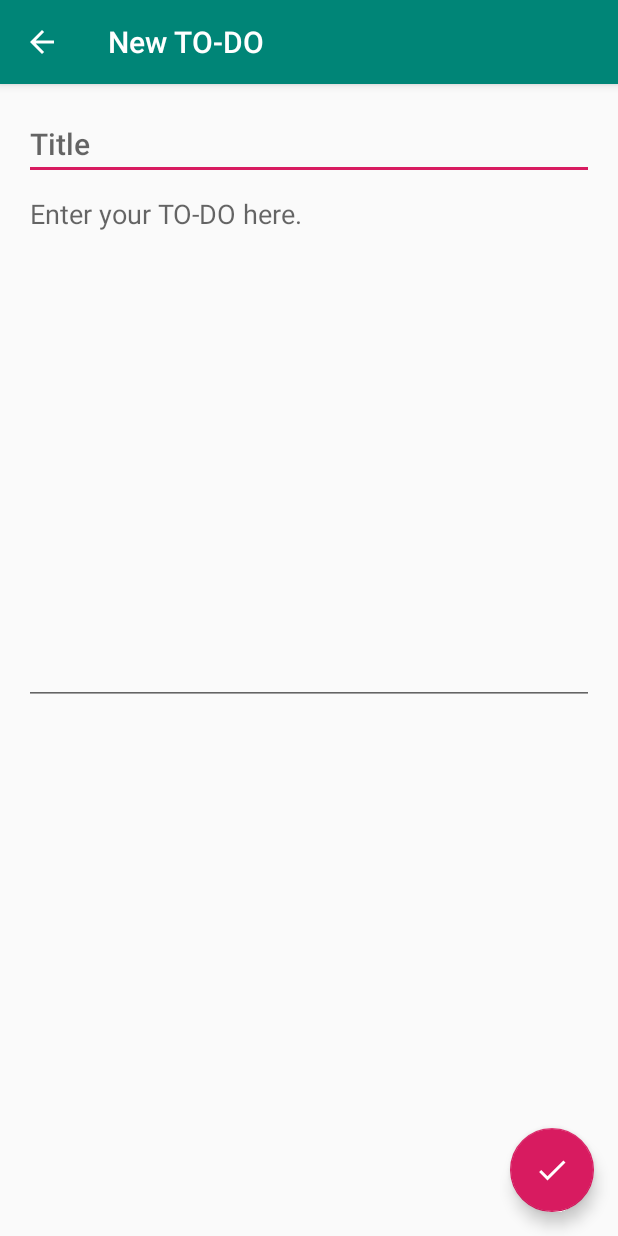
After one commit to blueskygroup007/MyMvpTodoX, an Android app: the AddEditTaskFragment screen opened directly, with no data from a screen before it, on a phone screen of 412 x 824 dp. The commit adds this screen. Run offline under Robolectric (Android 15) with nearby library versions, the phone set to English and light mode, and no system bars; our stand-ins replace Room's generated code.

Commit message:
The AddEditTaskActivity is finished.

```diff
--- a/app/src/main/AndroidManifest.xml
+++ b/app/src/main/AndroidManifest.xml
@@ -13,7 +13,7 @@
         <activity
             android:name=".taskslist.TaskListActivity"
             android:label="@string/app_name"
-            android:theme="@style/MyTheme">
+            >
             <intent-filter>
                 <action android:name="android.intent.action.MAIN" />
 
--- a/app/src/main/java/com/bluesky/mymvptodox/addedittask/AddEditTaskActivity.java
+++ b/app/src/main/java/com/bluesky/mymvptodox/addedittask/AddEditTaskActivity.java
@@ -1,6 +1,16 @@
 package com.bluesky.mymvptodox.addedittask;
 
+import android.os.Bundle;
+
+import com.bluesky.mymvptodox.R;
+import com.bluesky.mymvptodox.util.ActivityUtils;
+import com.bluesky.mymvptodox.util.Injection;
+
+import androidx.annotation.NonNull;
+import androidx.annotation.Nullable;
+import androidx.appcompat.app.ActionBar;
 import androidx.appcompat.app.AppCompatActivity;
+import androidx.appcompat.widget.Toolbar;
 
 /**
  * @author BlueSky
@@ -8,8 +18,77 @@ import androidx.appcompat.app.AppCompatActivity;
  * Description:
  */
 public class AddEditTaskActivity extends AppCompatActivity {
+    /**
+     * 常量,TaskListPresenter中用到
+     */
     public static final int REQUEST_ADD_TASK = 1;
     public static final String SHOULD_LOAD_DATA_FROM_REPO_KEY = "SHOULD_LOAD_DATA_FROM_REPO_KEY";
 
-    //todo 只写了两个常量,TaskListPresenter中用到
+    //TODO ----------当前进度
+
+    private AddEditTaskPresenter mAddEditTaskPresenter;
+    private ActionBar mActionBar;
+
+    @Override
+    protected void onCreate(@Nullable Bundle savedInstanceState) {
+        super.onCreate(savedInstanceState);
+        setContentView(R.layout.act_addtask);
+
+        //toolbar
+        Toolbar toolbar = findViewById(R.id.toolbar);
+        setSupportActionBar(toolbar);
+        mActionBar = getSupportActionBar();
+        //todo 这俩是一对儿,显示图标,并且能返回
+        mActionBar.setDisplayHomeAsUpEnabled(true);
+        mActionBar.setDisplayShowHomeEnabled(true);
+
+        AddEditTaskFragment addEditTaskFragment = (AddEditTaskFragment) getSupportFragmentManager().findFragmentById(R.id.contentFrame);
+        String taskId = getIntent().getStringExtra(AddEditTaskFragment.ARGUMENT_EDIT_TASK_ID);
+
+        setToolbarTitle(taskId);
+        //如果上面的方法没能创建fragment
+        if (addEditTaskFragment == null) {
+            addEditTaskFragment = AddEditTaskFragment.newInstance();
+            if (getIntent().hasExtra(AddEditTaskFragment.ARGUMENT_EDIT_TASK_ID)) {
+                Bundle bundle = new Bundle();
+                bundle.putString(AddEditTaskFragment.ARGUMENT_EDIT_TASK_ID, taskId);
+                addEditTaskFragment.setArguments(bundle);
+            }
+            ActivityUtils.addFragmentToActivity(getSupportFragmentManager(),
+                    addEditTaskFragment, R.id.contentFrame);
+        }
+
+        //todo activity新创建时,注明需要从仓库取数据
+        boolean shouldLoadDataFromRepo = true;
+
+        if (savedInstanceState != null) {
+            shouldLoadDataFromRepo = savedInstanceState.getBoolean(SHOULD_LOAD_DATA_FROM_REPO_KEY);
+        }
+
+        //生成P主持者,导演
+        mAddEditTaskPresenter = new AddEditTaskPresenter(taskId,
+                Injection.provideTasksRepository(getApplicationContext()),
+                addEditTaskFragment,
+                shouldLoadDataFromRepo);
+    }
+
+    private void setToolbarTitle(String taskId) {
+        if (taskId == null) {
+            mActionBar.setTitle("New TO-DO");
+        } else {
+            mActionBar.setTitle("Edit TO-DO");
+        }
+    }
+
+    @Override
+    protected void onSaveInstanceState(@NonNull Bundle outState) {
+        outState.putBoolean(SHOULD_LOAD_DATA_FROM_REPO_KEY, mAddEditTaskPresenter.isDataMissing());
+        super.onSaveInstanceState(outState);
+    }
+
+    @Override
+    public boolean onSupportNavigateUp() {
+        onBackPressed();
+        return true;
+    }
 }
--- /dev/null
+++ b/app/src/main/java/com/bluesky/mymvptodox/addedittask/AddEditTaskContract.java
@@ -0,0 +1,35 @@
+package com.bluesky.mymvptodox.addedittask;
+
+import com.bluesky.mymvptodox.BasePresenter;
+import com.bluesky.mymvptodox.BaseView;
+
+/**
+ * @author BlueSky
+ * @date 2019/4/3
+ * Description:
+ */
+public interface AddEditTaskContract {
+
+    interface View extends BaseView<Presenter> {
+        void showEmptyTaskError();
+
+        void showTasksList();
+
+        void setTitle(String title);
+
+        void setDescription(String description);
+
+        boolean isActive();
+    }
+
+    interface Presenter extends BasePresenter {
+        void saveTask(String title, String description);
+
+        /**
+         * 填充task
+         */
+        void populateTask();
+
+        boolean isDataMissing();
+    }
+}
--- /dev/null
+++ b/app/src/main/java/com/bluesky/mymvptodox/addedittask/AddEditTaskFragment.java
@@ -0,0 +1,109 @@
+package com.bluesky.mymvptodox.addedittask;
+
+import android.app.Activity;
+import android.os.Bundle;
+import android.view.LayoutInflater;
+import android.view.View;
+import android.view.ViewGroup;
+import android.widget.EditText;
+
+import com.bluesky.mymvptodox.R;
+import com.google.android.material.floatingactionbutton.FloatingActionButton;
+import com.google.android.material.snackbar.Snackbar;
+
+import androidx.annotation.NonNull;
+import androidx.annotation.Nullable;
+import androidx.fragment.app.Fragment;
+
+import static androidx.core.util.Preconditions.checkNotNull;
+
+/**
+ * @author BlueSky
+ * @date 2019/4/3
+ * Description:
+ */
+public class AddEditTaskFragment extends Fragment implements AddEditTaskContract.View {
+
+    public static final String ARGUMENT_EDIT_TASK_ID = "EDIT_TASK_ID";
+    private AddEditTaskContract.Presenter mPresenter;
+    private EditText mTitle;
+    private EditText mDescription;
+
+    //Todo 永远不要忘记fragment必须有一个默认的构造函数
+
+
+    public AddEditTaskFragment() {
+    }
+
+    public static AddEditTaskFragment newInstance() {
+        return new AddEditTaskFragment();
+    }
+
+    @Nullable
+    @Override
+    public View onCreateView(@NonNull LayoutInflater inflater, @Nullable ViewGroup container, @Nullable Bundle savedInstanceState) {
+        View root = inflater.inflate(R.layout.frag_addtask, container, false);
+        mTitle = root.findViewById(R.id.et_add_task_title);
+        mDescription = root.findViewById(R.id.et_add_task_description);
+        setHasOptionsMenu(true);
+        return root;
+    }
+
+    @Override
+    public void onActivityCreated(@Nullable Bundle savedInstanceState) {
+        super.onActivityCreated(savedInstanceState);
+
+        FloatingActionButton fab = getActivity().findViewById(R.id.fab_edit_task_done);
+        fab.setImageResource(R.drawable.ic_done);
+        fab.setOnClickListener(new View.OnClickListener() {
+            @Override
+            public void onClick(View v) {
+                mPresenter.saveTask(mTitle.getText().toString(), mDescription.getText().toString());
+            }
+        });
+    }
+
+    @Override
+    public void onResume() {
+        super.onResume();
+        mPresenter.start();
+    }
+
+    @Override
+    public void showEmptyTaskError() {
+        //Todo 第一个参数用来找父控件
+        Snackbar.make(mTitle, getString(R.string.empty_task_message), Snackbar.LENGTH_LONG).show();
+    }
+
+
+    /**
+     * 返回主列表页面
+     */
+    @Override
+    public void showTasksList() {
+        //todo getActivity()方法的使用
+        getActivity().setResult(Activity.RESULT_OK);
+        getActivity().finish();
+
+    }
+
+    @Override
+    public void setTitle(String title) {
+        mTitle.setText(title);
+    }
+
+    @Override
+    public void setDescription(String description) {
+        mDescription.setText(description);
+    }
+
+    @Override
+    public boolean isActive() {
+        return isAdded();
+    }
+
+    @Override
+    public void setPresenter(AddEditTaskContract.Presenter presenter) {
+        mPresenter = checkNotNull(presenter);
+    }
+}
--- /dev/null
+++ b/app/src/main/java/com/bluesky/mymvptodox/addedittask/AddEditTaskPresenter.java
@@ -0,0 +1,110 @@
+package com.bluesky.mymvptodox.addedittask;
+
+import com.bluesky.mymvptodox.data.Task;
+import com.bluesky.mymvptodox.data.source.TasksDataSource;
+
+import static androidx.core.util.Preconditions.checkNotNull;
+
+/**
+ * @author BlueSky
+ * @date 2019/4/3
+ * Description: 监听用户UI操作,检索数据并更新UI
+ */
+public class AddEditTaskPresenter implements AddEditTaskContract.Presenter, TasksDataSource.GetTaskCallback {
+
+    private final TasksDataSource mTasksRepository;
+    private final AddEditTaskContract.View mAddTaskView;
+    private String mTaskId;
+    private boolean mIsDataMissing;
+
+
+    /**
+     * 创建一个适用于add和edit的P
+     *
+     * @param taskId                 task的id,null为新建
+     * @param tasksRepository        以接口引用的tasks仓库(仓库实现了该接口,并用到了local和remote)
+     * @param addTaskView            V
+     * @param shouldLoadDataFromRepo 是否需要取仓库取数据
+     */
+    public AddEditTaskPresenter(String taskId, TasksDataSource tasksRepository,
+                                AddEditTaskContract.View addTaskView, boolean shouldLoadDataFromRepo) {
+        mTasksRepository = checkNotNull(tasksRepository);
+        mAddTaskView = checkNotNull(addTaskView);
+        mTaskId = taskId;
+        //todo 看看到底是谁传进来的这个参数(是否需要取数据),因为onResume时还要用这个参数
+        mIsDataMissing = shouldLoadDataFromRepo;
+
+        mAddTaskView.setPresenter(this);
+    }
+
+    @Override
+    public void saveTask(String title, String description) {
+        if (isNewTask()) {
+            createTask(title, description);
+        } else {
+            updateTask(title, description);
+        }
+    }
+
+    private void updateTask(String title, String description) {
+        if (isNewTask()) {
+            throw new RuntimeException("updateTask() was called but task is new.");
+        }
+        mTasksRepository.saveTask(new Task(title, description));
+        mAddTaskView.showTasksList();
+    }
+
+    private void createTask(String title, String description) {
+        Task newTask = new Task(title, description);
+        if (newTask.isEmpty()) {
+            mAddTaskView.showEmptyTaskError();
+        } else {
+            mTasksRepository.saveTask(newTask);
+            mAddTaskView.showTasksList();
+        }
+    }
+
+    /**
+     * populate--填充
+     */
+    @Override
+    public void populateTask() {
+        if (isNewTask()) {
+            throw new RuntimeException("populateTask() was called but task is new.");
+        }
+        mTasksRepository.getTask(mTaskId, this);
+    }
+
+    @Override
+    public boolean isDataMissing() {
+        return mIsDataMissing;
+    }
+
+    @Override
+    public void start() {
+        if (!isNewTask() && mIsDataMissing) {
+            populateTask();
+        }
+    }
+
+
+    private boolean isNewTask() {
+        return mTaskId == null;
+    }
+
+    @Override
+    public void onTaskLoaded(Task task) {
+        if (mAddTaskView.isActive()) {
+            mAddTaskView.setTitle(task.getTitle());
+            mAddTaskView.setDescription(task.getDescription());
+        }
+        mIsDataMissing = false;
+    }
+
+    @Override
+    public void onDataNotAvailable() {
+        if (mAddTaskView.isActive()) {
+            mAddTaskView.showEmptyTaskError();
+        }
+    }
+}
--- a/app/src/main/java/com/bluesky/mymvptodox/data/source/TasksDataSource.java
+++ b/app/src/main/java/com/bluesky/mymvptodox/data/source/TasksDataSource.java
@@ -7,7 +7,7 @@ import java.util.List;
 /**
  * @author BlueSky
  * @date 2019/3/5
- * Description: Task数据的接口,访问数据的主要入口
+ * Description: Task数据的接口
  */
 public interface TasksDataSource {
 
--- a/app/src/main/java/com/bluesky/mymvptodox/data/source/TasksRepository.java
+++ b/app/src/main/java/com/bluesky/mymvptodox/data/source/TasksRepository.java
@@ -13,7 +13,7 @@ import static com.google.common.base.Preconditions.checkNotNull;
 /**
  * @author BlueSky
  * @date 2019/3/12
- * Description:
+ * Description: 三级缓存的task仓库实现
  */
 public class TasksRepository implements TasksDataSource {
 
--- a/app/src/main/java/com/bluesky/mymvptodox/data/source/remote/TaskRemoteDataSource.java
+++ b/app/src/main/java/com/bluesky/mymvptodox/data/source/remote/TaskRemoteDataSource.java
@@ -46,7 +46,6 @@ public class TaskRemoteDataSource implements TasksDataSource {
         Task newTask = new Task(title, description);
         TASKS_SERVICE_DATA.put(newTask.getId(), newTask);
     }
-    //TODO ----------当前进度
 
 
     /**
--- /dev/null
+++ b/app/src/main/res/drawable/ic_done.xml
@@ -0,0 +1,9 @@
+<vector xmlns:android="http://schemas.android.com/apk/res/android"
+    android:width="24dp"
+    android:height="24dp"
+    android:viewportHeight="24.0"
+    android:viewportWidth="24.0">
+    <path
+        android:fillColor="#FFFFFFFF"
+        android:pathData="M9,16.17L4.83,12l-1.42,1.41L9,19 21,7l-1.41,-1.41z" />
+</vector>
--- /dev/null
+++ b/app/src/main/res/layout/act_addtask.xml
@@ -0,0 +1,43 @@
+<?xml version="1.0" encoding="utf-8"?>
+<LinearLayout xmlns:android="http://schemas.android.com/apk/res/android"
+    xmlns:app="http://schemas.android.com/apk/res-auto"
+    android:layout_width="match_parent"
+    android:layout_height="match_parent"
+    android:orientation="vertical">
+
+    <com.google.android.material.appbar.AppBarLayout
+        android:layout_width="match_parent"
+        android:layout_height="wrap_content">
+
+
+        <androidx.appcompat.widget.Toolbar
+            android:id="@+id/toolbar"
+            android:layout_width="match_parent"
+            android:layout_height="wrap_content"
+            android:background="?attr/colorPrimary"
+            android:minHeight="?attr/actionBarSize"
+            android:theme="@style/Toolbar"
+            app:popupTheme="@style/ThemeOverlay.AppCompat.Light" />
+    </com.google.android.material.appbar.AppBarLayout>
+
+    <androidx.coordinatorlayout.widget.CoordinatorLayout
+        android:id="@+id/coordinatorLayout"
+        android:layout_width="match_parent"
+        android:layout_height="match_parent">
+
+        <FrameLayout
+            android:id="@+id/contentFrame"
+            android:layout_width="match_parent"
+            android:layout_height="match_parent" />
+
+        <com.google.android.material.floatingactionbutton.FloatingActionButton
+            android:id="@+id/fab_edit_task_done"
+            android:layout_width="wrap_content"
+            android:layout_height="wrap_content"
+            android:layout_margin="@dimen/fab_margin"
+            android:src="@drawable/ic_add"
+            app:fabSize="normal"
+            app:layout_anchor="@id/contentFrame"
+            app:layout_anchorGravity="bottom|right|end" />
+    </androidx.coordinatorlayout.widget.CoordinatorLayout>
+</LinearLayout>
--- /dev/null
+++ b/app/src/main/res/layout/frag_addtask.xml
@@ -0,0 +1,27 @@
+<?xml version="1.0" encoding="utf-8"?>
+<ScrollView xmlns:android="http://schemas.android.com/apk/res/android"
+    android:layout_width="match_parent"
+    android:layout_height="match_parent">
+
+    <LinearLayout
+        android:layout_width="match_parent"
+        android:layout_height="wrap_content"
+        android:padding="@dimen/activity_horizontal_margin"
+        android:orientation="vertical">
+        <EditText
+            android:id="@+id/et_add_task_title"
+            android:layout_width="match_parent"
+            android:layout_height="wrap_content"
+            android:hint="@string/title_hint"
+            android:maxLines="1"
+            android:textAppearance="@style/TextAppearance.AppCompat.Title"
+            />
+        <EditText
+            android:id="@+id/et_add_task_description"
+            android:layout_width="match_parent"
+            android:layout_height="350dp"
+            android:gravity="top"
+            android:hint="@string/description_hint"
+            />
+    </LinearLayout>
+</ScrollView>
--- a/app/src/main/res/values/strings.xml
+++ b/app/src/main/res/values/strings.xml
@@ -30,5 +30,8 @@
     <string name="successfully_saved_task_message">TO-DO saved</string>
     <string name="list_title">TO-DO List</string>
     <string name="statistics_title">Statistics</string>
+    <string name="title_hint">Title</string>
+    <string name="description_hint">Enter your TO-DO here.</string>
+    <string name="empty_task_message">TO DOs cannot be empty</string>
 
 </resources>
--- a/app/src/main/res/values/styles.xml
+++ b/app/src/main/res/values/styles.xml
@@ -8,12 +8,8 @@
         <item name="colorAccent">@color/colorAccent</item>
     </style>
 
-    <style name="MyTheme" parent="AppTheme" />
+    <style name="Toolbar" parent="Base.ThemeOverlay.AppCompat.Dark.ActionBar" />
 
-    <style name="AppTheme.NoActionBar">
-        <item name="windowActionBar">false</item>
-        <item name="windowNoTitle">true</item>
-    </style>
 
     <style name="AppTheme.AppBarOverlay" parent="ThemeOverlay.AppCompat.Dark.ActionBar" />
 
```
